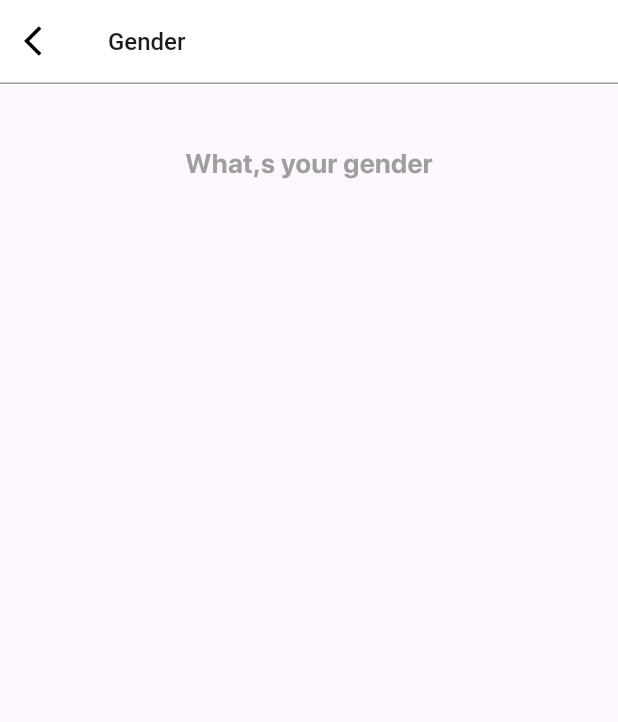
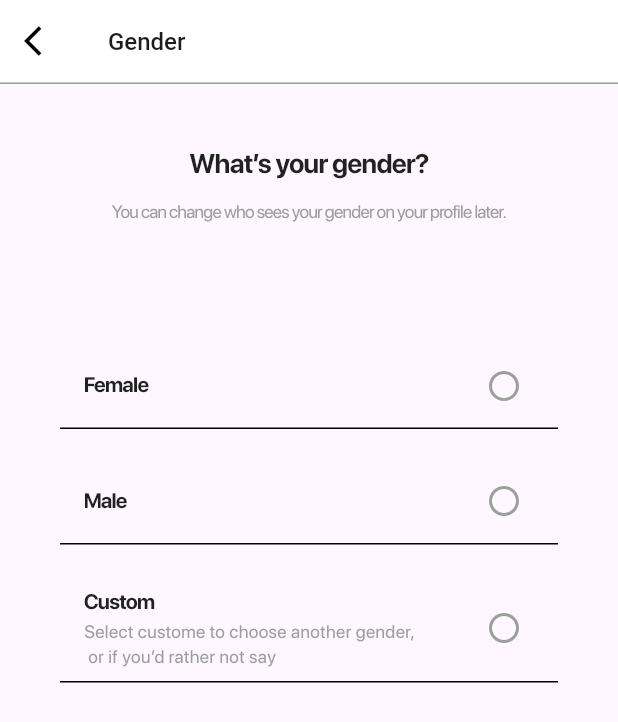
Before and after one commit to Rokeya17/Qp_finance, a Flutter app: the GenderScreen screen opened directly, on a phone screen of 412 x 824 dp. Shown: the top 722 px of the screen. Run offline on Flutter 3.47's test engine with Material 3 defaults, Android fonts, the phone set to English and light mode, and no system bars; our stand-ins replace flutter_spinkit, flutter_svg, gap, get; missing offline and left inert: scroll_wheel_date_picker; Roboto replaces fonts that are missing (SF Pro Text).

Commit message:
gender_screen has been modified and Updated Readme

```diff
--- a/lib/presentation/screens/auth/signup_screen.dart
+++ b/lib/presentation/screens/auth/signup_screen.dart
@@ -43,19 +43,31 @@ class _SignUpScreenState extends State<SignUpScreen> {
                   const SizedBox(height: 16),
                   const Text(
                     "Join Quantum possibilities",
-                    style: TextStyle(fontWeight: FontWeight.w500, fontSize: 20),
+                    style: TextStyle(
+                      fontWeight: FontWeight.w500,
+                      fontSize: 18,
+                      letterSpacing: -0.5,
+                    ),
                     textAlign: TextAlign.center,
                   ),
                   const SizedBox(height: 16),
                   const Text(
                     'We’ll help you',
-                    style: TextStyle(fontSize: 15, color: Colors.grey),
+                    style: TextStyle(
+                      fontSize: 15,
+                      color: Colors.grey,
+                      letterSpacing: -0.5,
+                    ),
                     textAlign: TextAlign.center,
                   ),
                   const Gap(5),
                   const Text(
                     'create a new account in a few easy steps.',
-                    style: TextStyle(fontSize: 15, color: Colors.grey),
+                    style: TextStyle(
+                      fontSize: 15,
+                      color: Colors.grey,
+                      letterSpacing: -0.5,
+                    ),
                     textAlign: TextAlign.center,
                   ),
                   const Gap(80),
@@ -87,7 +99,10 @@ class _SignUpScreenState extends State<SignUpScreen> {
                     onPressed: () {},
                     child: const Text(
                       'Already have an account?',
-                      style: TextStyle(color: primaryColor),
+                      style: TextStyle(
+                        color: primaryColor,
+                        letterSpacing: -0.5,
+                      ),
                     ),
                   ),
                 ],
--- a/lib/presentation/screens/birthday_screen.dart
+++ b/lib/presentation/screens/birthday_screen.dart
@@ -54,10 +54,11 @@ class _BirthdayScreenState extends State<BirthdayScreen> {
             Text(
               'Choose your date of birth.\n You can always make this private later.',
               style: TextStyle(
-                fontWeight: FontWeight.w400,
-                fontSize: 12,
-                fontFamily: 'SF Pro Display',
-              ),
+                  fontWeight: FontWeight.w400,
+                  fontSize: 12,
+                  fontFamily: 'SF Pro Display',
+                  letterSpacing: -0.5,
+                  color: Colors.grey),
               textAlign: TextAlign.center,
             ),
             Gap(92),
--- a/lib/presentation/screens/create_account.dart
+++ b/lib/presentation/screens/create_account.dart
@@ -45,8 +45,8 @@ class _CreateAccountState extends State<CreateAccount> {
               const Text(
                 'Enter the name you use in real life.',
                 style: TextStyle(
-                  fontWeight: FontWeight.w500,
-                  fontSize: 16,
+                  fontWeight: FontWeight.w400,
+                  fontSize: 12,
                   color: Colors.grey,
                   fontFamily: 'SF Pro Display',
                 ),
--- a/lib/presentation/screens/gender_screen.dart
+++ b/lib/presentation/screens/gender_screen.dart
@@ -1,9 +1,18 @@
 import 'package:flutter/material.dart';
+import 'package:gap/gap.dart';
 import 'package:get/get.dart';
 import 'package:qp_finance/presentation/screens/widgets/appbarwidget.dart';
+import 'package:qp_finance/presentation/utility/color.dart';
 
-class GenderScreen extends StatelessWidget {
-  const GenderScreen({super.key});
+class GenderScreen extends StatefulWidget {
+  GenderScreen({super.key});
+
+  @override
+  _GenderScreenState createState() => _GenderScreenState();
+}
+
+class _GenderScreenState extends State<GenderScreen> {
+  String _selectedGender = '';
 
   @override
   Widget build(BuildContext context) {
@@ -12,23 +21,101 @@ class GenderScreen extends StatelessWidget {
         title: 'Gender',
         onPressed: () {
           Get.back();
-          }),
-      body: Center(
-        child: Padding(
+        },
+      ),
+      body: Padding(
         padding: const EdgeInsets.all(40.0),
+        child: Center(
           child: Column(
+            crossAxisAlignment: CrossAxisAlignment.center,
             children: [
-              Text(
-                'What,s your gender',
+              const Text(
+                'What’s your gender?',
                 style: TextStyle(
+                  letterSpacing: -0.5,
                   fontSize: 18,
                   fontWeight: FontWeight.w600,
-                    color: Colors.grey),
+                  color: Colors.black87,
                 ),
+                textAlign: TextAlign.center,
+              ),
+              const SizedBox(height: 10),
+              const Text(
+                'You can change who sees your gender on your profile later.',
+                style: TextStyle(
+                  letterSpacing: -0.5,
+                  fontSize: 12,
+                  fontWeight: FontWeight.w400,
+                  color: Colors.grey,
+                ),
+                textAlign: TextAlign.center,
+              ),
+              const Gap(70),
+              _buildGenderOption('Female'),
+              _buildGenderOption('Male'),
+              _buildGenderOption('Custom',
+                  label:
+                      "Select custome to choose another gender,\n or if you’d rather not say"),
             ],
           ),
         ),
       ),
     );
   }
+
+  Widget _buildGenderOption(String gender, {label}) {
+    return GestureDetector(
+      onTap: () {
+        setState(() {
+          _selectedGender = gender;
+        });
+      },
+      child: Padding(
+        padding: const EdgeInsets.symmetric(vertical: 10.0),
+        child: Container(
+          decoration: const BoxDecoration(
+            border: Border(
+              bottom: BorderSide(),
+            ),
+          ),
+          child: ListTile(
+            title: Text(
+              gender,
+              style: const TextStyle(
+                fontSize: 14,
+                fontWeight: FontWeight.w600,
+                color: Colors.black87,
+                letterSpacing: -0.5,
+              ),
+            ),
+            trailing: _buildTrailingIcon(gender),
+            subtitle: label != null
+                ? Text(
+                    label,
+                    style: const TextStyle(
+                      fontSize: 12,
+                      fontWeight: FontWeight.w400,
+                      color: Colors.grey,
+                    ),
+                  )
+                : null,
+          ),
+        ),
+      ),
+    );
   }
+
+  Widget _buildTrailingIcon(String gender) {
+    if (gender == _selectedGender) {
+      return const Icon(
+        Icons.radio_button_checked,
+        color: primaryColor,
+      );
+    } else {
+      return const Icon(
+        Icons.radio_button_unchecked,
+        color: Colors.grey,
+      );
+    }
+  }
+}
```
Also changed, not shown: img_12.png (added), 1 other file. Lines whose indentation alone changed are shown as unchanged.
